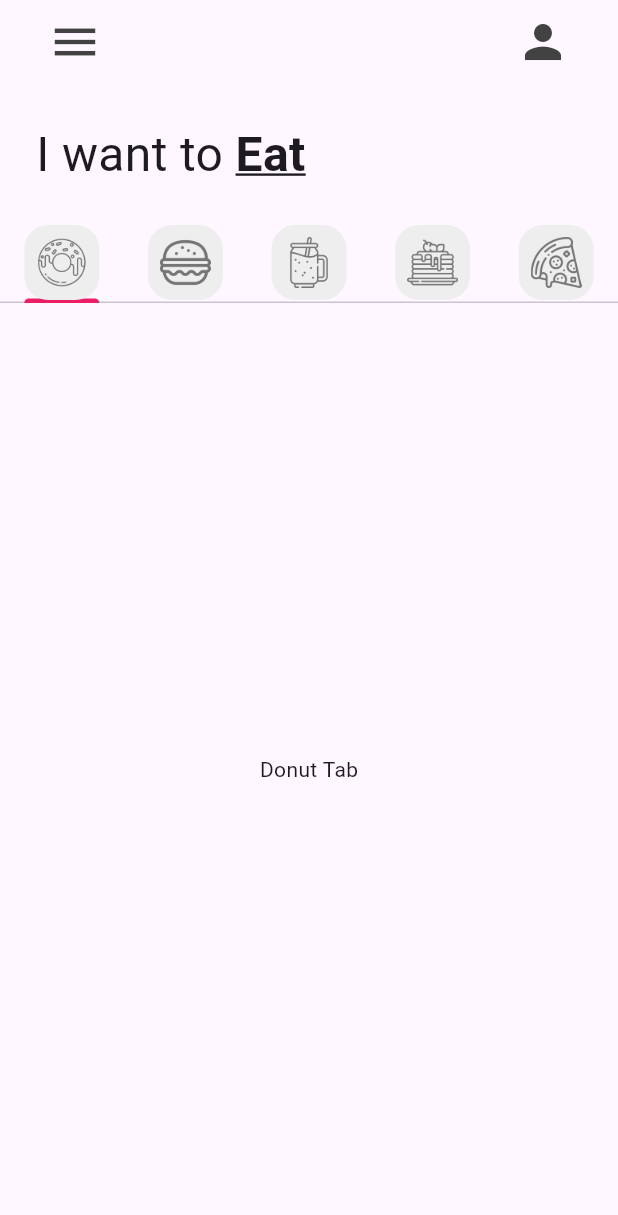
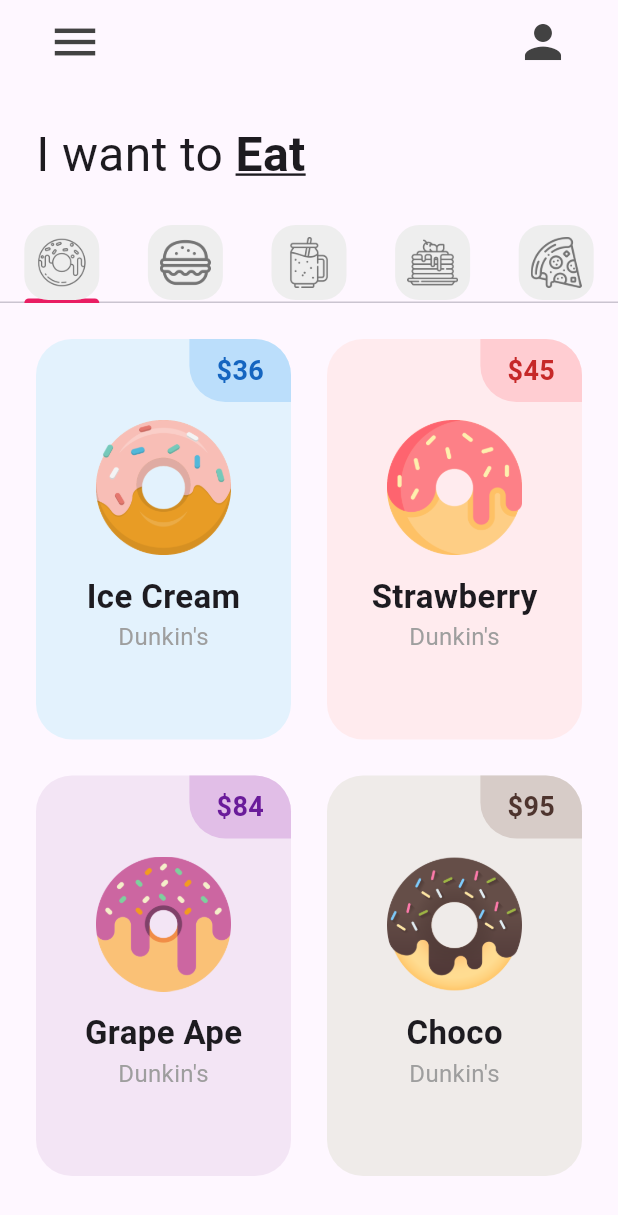
Before and after one commit to MrPoncho30/reto1_donut_app_angel_avila, a Flutter app: the screen it shows after launch, on a phone screen of 412 x 824 dp. Shown: the top 1215 px of the screen. Run offline on Flutter 3.47's test engine with Material 3 defaults, Android fonts, the phone set to English and light mode, and no system bars.

Commit message:
donut_tile_añadido

```diff
--- a/lib/pages/home_page.dart
+++ b/lib/pages/home_page.dart
@@ -76,7 +76,7 @@ class _HomePageState extends State<HomePage> {
           //Tap Bar
           TabBar(tabs: myTabs),
           //Tap bar view
-          const Expanded(
+          Expanded(
             child: TabBarView(children: [
               //Donut tab
               DonutTab(),
--- a/lib/tab/donut_tab.dart
+++ b/lib/tab/donut_tab.dart
@@ -1,14 +1,33 @@
 import 'package:flutter/material.dart';
+import 'package:reto1_donut_app_angel_avila/utils/donut_tile.dart';
 
 class DonutTab extends StatelessWidget {
-  const DonutTab({super.key});
+  //List of donuts
+  final List donutOnSale = [
+    //[danutFlavor, donutPrice, donutColor, imageName]
+    ["Ice Cream", "36", Colors.blue, "lib/images/icecream_donut.png"],
+    ["Strawberry", "45", Colors.red, "lib/images/strawberry_donut.png"],
+    ["Grape Ape", "84", Colors.purple, "lib/images/grape_donut.png"],
+    ["Choco", "95", Colors.brown, "lib/images/chocolate_donut.png"]
+  ];
+
+  DonutTab({super.key});
 
   @override
   Widget build(BuildContext context) {
-    return Container(
-      child: const Center(
-        child: Text('Donut Tab'),
-      ),
+    return GridView.builder(
+      itemCount: donutOnSale.length, //Longitud de los elementos.
+      padding: const EdgeInsets.all(12),
+      gridDelegate: const SliverGridDelegateWithFixedCrossAxisCount(
+          crossAxisCount: 2, childAspectRatio: 1 / 1.5), //Dos Columnas
+      itemBuilder: (context, index) {
+        return DonutTile(
+          donutFlavor: donutOnSale[index][0],
+          donutPrice: donutOnSale[index][1],
+          donutColor: donutOnSale[index][2],
+          imageName: donutOnSale[index][3],
+        );
+      },
     );
   }
 }
--- /dev/null
+++ b/lib/utils/donut_tile.dart
@@ -0,0 +1,78 @@
+import 'package:flutter/material.dart';
+
+class DonutTile extends StatelessWidget {
+  final String donutFlavor;
+  final String donutPrice;
+  final dynamic donutColor; //Dynamic porque será tipo Color y también usará[]
+  final String imageName;
+  //valor fijo pa' border circular
+  final double borderRadius = 24;
+
+  const DonutTile(
+      {super.key,
+      required this.donutFlavor,
+      required this.donutPrice,
+      required this.donutColor,
+      required this.imageName});
+
+  @override
+  Widget build(BuildContext context) {
+    return Padding(
+      padding: const EdgeInsets.all(12),
+      child: Container(
+        decoration: BoxDecoration(
+            color: donutColor[50],
+            borderRadius: BorderRadius.circular(borderRadius)),
+        child: Column(children: [
+          //Donut Price
+          Row(
+            //Alinear el precio a la derecha
+            mainAxisAlignment: MainAxisAlignment.end,
+            children: [
+              Container(
+                  decoration: BoxDecoration(
+                      color: donutColor[100],
+                      borderRadius: BorderRadius.only(
+                          topRight: Radius.circular(borderRadius),
+                          bottomLeft: Radius.circular(borderRadius))),
+                  padding:
+                      const EdgeInsets.symmetric(vertical: 8, horizontal: 18),
+                  child: Text('\$$donutPrice',
+                      style: TextStyle(
+                          fontWeight: FontWeight.bold,
+                          fontSize: 18,
+                          color: donutColor[800]))),
+            ],
+          ),
+
+          ///
+          //Donut picture
+          Padding(
+            padding: const EdgeInsets.symmetric(horizontal: 40, vertical: 12),
+            child: Image.asset(imageName),
+          ),
+          //Donut Flavor Text
+          // Texto del sabor del donut
+          Text(
+            donutFlavor, // Variable con el sabor del donut
+            style: const TextStyle(
+              fontSize: 22,
+              fontWeight: FontWeight.bold,
+            ),
+          ),
+
+          // Texto adicional debajo del sabor
+          Text(
+            'Dunkin\'s',
+            style: const TextStyle(
+              fontSize: 16,
+              color: Colors.grey,
+            ),
+          ),
+          //Love Icon + add button
+          //
+        ]),
+      ),
+    );
+  }
+}
```
